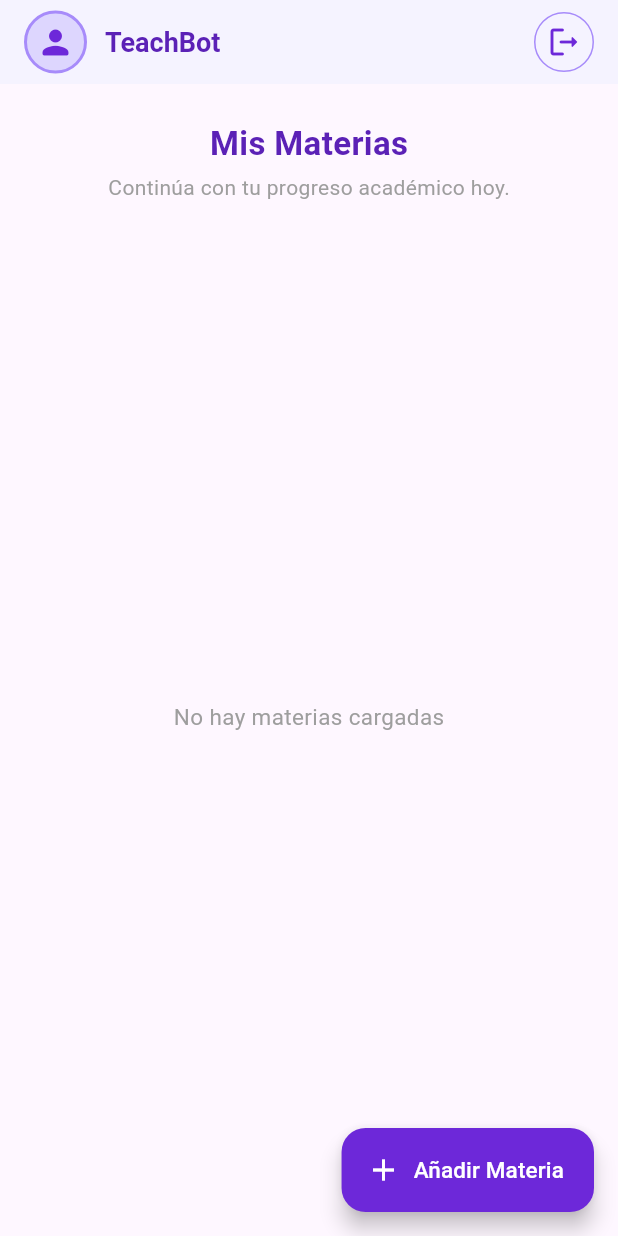
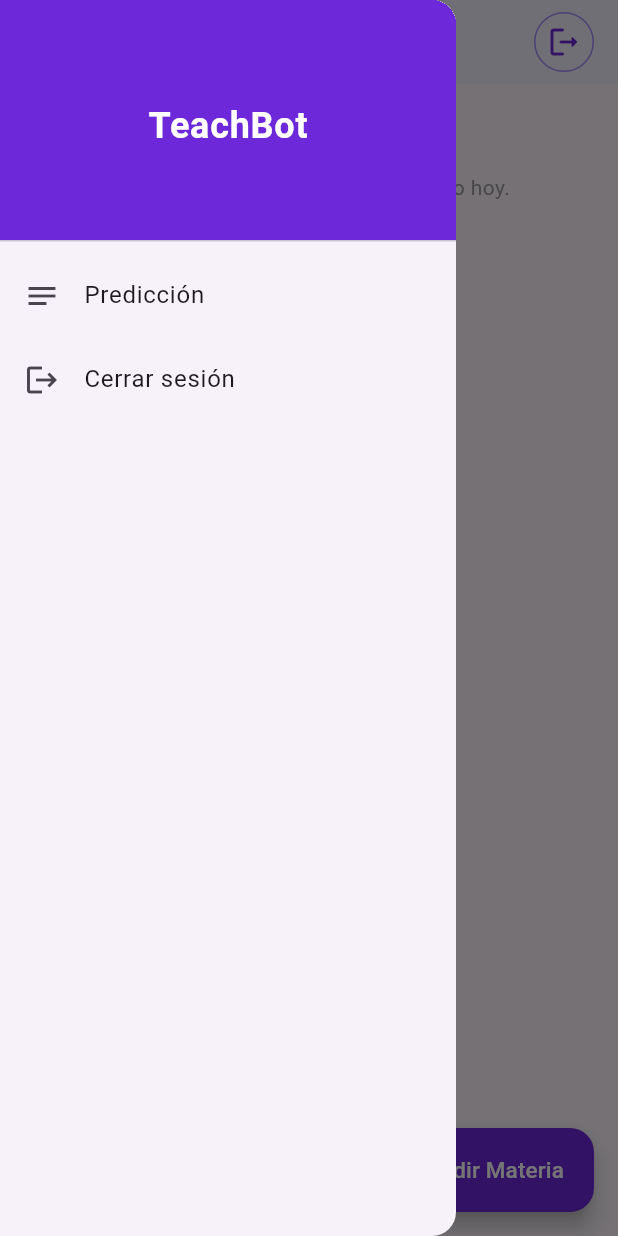
Before and after one commit to LeonardoAlvare/techbot, a Flutter app: the HomePage screen opened by its route, with the side drawer open (before the commit the screen has no drawer), on a phone screen of 412 x 824 dp. Run offline on Flutter 3.47's test engine with Material 3 defaults, Android fonts, the phone set to English and light mode, and no system bars; our stand-ins replace cookie_jar, dio, dio_cookie_manager, equatable, file_picker, flutter_bloc and 5 more; missing offline and left inert: flutter_pdfview; accounts and stored records are empty; network calls fail.

Commit message:
add prediction feature, icon launcher and name

```diff
--- a/lib/core/router/router.dart
+++ b/lib/core/router/router.dart
@@ -8,6 +8,8 @@ import 'package:techbot/features/document/ui/cubit/cubit.dart';
 import 'package:techbot/features/document/ui/page.dart';
 import 'package:techbot/features/home/ui/cubit/cubit.dart';
 import 'package:techbot/features/home/ui/page.dart';
+import 'package:techbot/features/prediction/ui/cubit/cubit.dart';
+import 'package:techbot/features/prediction/ui/page.dart';
 import 'package:techbot/features/splash/ui/cubit/cubit.dart';
 import 'package:techbot/features/splash/ui/page.dart';
 import 'package:techbot/features/view_subject/ui/cubit/cubit.dart';
@@ -19,6 +21,7 @@ class Routes {
   static const String register = 'register';
   static const String home = 'home';
   static const String viewSubject = 'view_subject';
+  static const String prediction = 'prediction';
   static const String document = 'document';
 
   static const String splashPath = '/$splash';
@@ -26,6 +29,7 @@ class Routes {
   static const String registerPath = '/$register';
   static const String homePath = '/$home';
   static const String viewSubjectPath = '/$viewSubject';
+  static const String predictionPath = '/$prediction';
   static const String documentPath = '/$document';
 }
 
@@ -73,6 +77,12 @@ class AppRouter {
         },
       ),
       GoRoute(
+        name: Routes.prediction,
+        path: Routes.predictionPath,
+        builder: (context, state) =>
+            PredictionPage(cubit: getIt<PredictionCubit>()),
+      ),
+      GoRoute(
         name: Routes.document,
         path: Routes.documentPath,
         builder: (context, state) {
--- a/lib/core/widgets/appbar.dart
+++ b/lib/core/widgets/appbar.dart
@@ -5,6 +5,7 @@ class CustomAppBar extends StatelessWidget implements PreferredSizeWidget {
   final String title;
   final VoidCallback? onBack;
   final VoidCallback? onLogout;
+  final void Function()? onAvatarTap;
   final bool? centerTitle;
 
   const CustomAppBar({
@@ -12,6 +13,7 @@ class CustomAppBar extends StatelessWidget implements PreferredSizeWidget {
     required this.title,
     this.onBack,
     this.onLogout,
+    this.onAvatarTap,
     this.centerTitle = false,
   });
 
@@ -45,7 +47,7 @@ class CustomAppBar extends StatelessWidget implements PreferredSizeWidget {
       title: onBack == null
           ? Row(
               children: [
-                const _Avatar(),
+                _Avatar(onAvatarTap),
                 const SizedBox(width: 12),
                 Text(
                   title,
@@ -90,11 +92,14 @@ class CustomAppBar extends StatelessWidget implements PreferredSizeWidget {
 }
 
 class _Avatar extends StatelessWidget {
-  const _Avatar();
+  final void Function()? onTap;
+  const _Avatar(this.onTap);
 
   @override
   Widget build(BuildContext context) {
-    return Container(
+    return InkWell(
+      onTap: onTap,
+      child: Container(
         width: 42,
         height: 42,
         decoration: BoxDecoration(
@@ -109,6 +114,7 @@ class _Avatar extends StatelessWidget {
             size: 26,
           ),
         ),
+      ),
     );
   }
 }
--- a/lib/features/home/ui/page.dart
+++ b/lib/features/home/ui/page.dart
@@ -12,14 +12,16 @@ import 'package:techbot/features/home/widgets/create_subject_dialog.dart';
 
 class HomePage extends StatelessWidget {
   final HomeCubit cubit;
+  final _scaffoldKey = GlobalKey<ScaffoldState>();
 
-  const HomePage({super.key, required this.cubit});
+  HomePage({super.key, required this.cubit});
 
   @override
   Widget build(BuildContext context) {
     return BlocProvider.value(
       value: cubit..getSubject(),
       child: Scaffold(
+        key: _scaffoldKey,
         appBar: CustomAppBar(
           title: 'TeachBot',
           onLogout: () async {
@@ -33,7 +35,9 @@ class HomePage extends StatelessWidget {
               extra: {'showBiometric': biometricAvailable},
             );
           },
+          onAvatarTap: () => _scaffoldKey.currentState?.openDrawer(),
         ),
+        drawer: _Drawer(cubit),
         body: _Body(),
         floatingActionButton: FloatingActionButton.extended(
           onPressed: () {
@@ -213,3 +217,54 @@ class _SubjectCard extends StatelessWidget {
     );
   }
 }
+
+class _Drawer extends StatelessWidget {
+  final HomeCubit cubit;
+  const _Drawer(this.cubit);
+
+  @override
+  Widget build(BuildContext context) {
+    return Drawer(
+      child: ListView(
+        padding: EdgeInsets.zero,
+        children: [
+          DrawerHeader(
+            decoration: BoxDecoration(color: CustomColors.primary),
+            child: Center(
+              child: Text(
+                'TeachBot',
+                style: TextStyle(
+                  color: Colors.white,
+                  fontSize: 24,
+                  fontWeight: FontWeight.bold,
+                ),
+              ),
+            ),
+          ),
+          ListTile(
+            leading: const Icon(Icons.notes),
+            title: const Text('Predicción'),
+            onTap: () {
+              context.pushNamed(Routes.prediction);
+            },
+          ),
+          ListTile(
+            leading: const Icon(Icons.logout),
+            title: const Text('Cerrar sesión'),
+            onTap: () async {
+              await cubit.logout();
+              if (!context.mounted) return;
+              final biometricAvailable = await getIt<BiometricService>()
+                  .isAvailable();
+              if (!context.mounted) return;
+              context.goNamed(
+                Routes.login,
+                extra: {'showBiometric': biometricAvailable},
+              );
+            },
+          ),
+        ],
+      ),
+    );
+  }
+}
--- /dev/null
+++ b/lib/features/prediction/repository/repository.dart
@@ -0,0 +1,5 @@
+import 'package:techbot/features/prediction/models/prediction_model.dart';
+
+abstract class PredictionRepository {
+  Future<PredictionModel> predict();
+}
--- /dev/null
+++ b/lib/features/prediction/ui/cubit/cubit.dart
@@ -0,0 +1,22 @@
+import 'package:equatable/equatable.dart';
+import 'package:flutter_bloc/flutter_bloc.dart';
+import 'package:techbot/features/prediction/models/prediction_model.dart';
+import 'package:techbot/features/prediction/repository/repository.dart';
+
+part 'state.dart';
+
+class PredictionCubit extends Cubit<PredictionState> {
+  PredictionCubit(this.repository) : super(PredictionInitial(Model()));
+
+  final PredictionRepository repository;
+
+  Future<void> predict() async {
+    emit(PredictionLoading(state.model));
+    try {
+      final prediction = await repository.predict();
+      emit(PredictionSuccess(state.model.copyWith(prediction: prediction)));
+    } catch (e) {
+      emit(PredictionError(state.model));
+    }
+  }
+}
```
Also changed, not shown: lib/core/di/di.dart (+15 -1 lines), lib/features/prediction/models/prediction_model.dart (added, +38 -0 lines), lib/features/prediction/repository/repository_imp.dart (added, +15 -0 lines), lib/features/prediction/ui/cubit/state.dart (added, +38 -0 lines), lib/features/prediction/ui/page.dart (added, +167 -0 lines), lib/features/splash/ui/page.dart (+15 -1 lines), pubspec.yaml (+11 -0 lines), assets/icon/app_icon.png (added), pubspec.lock, 29 other files. Lines whose indentation alone changed are shown as unchanged.
